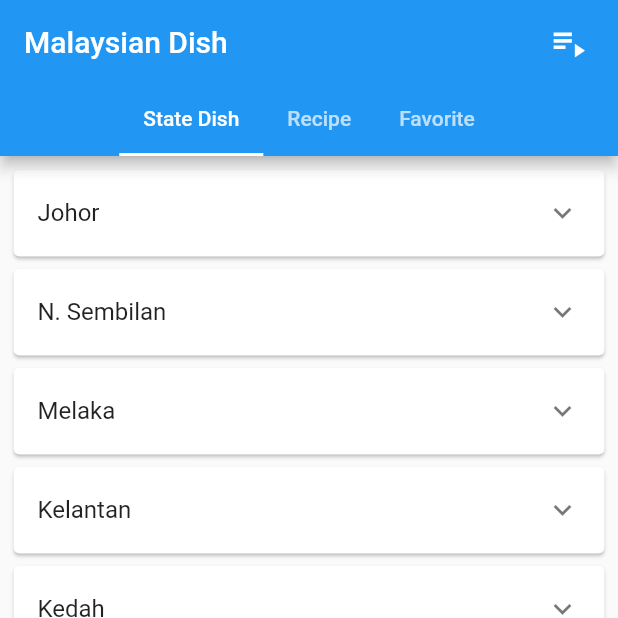
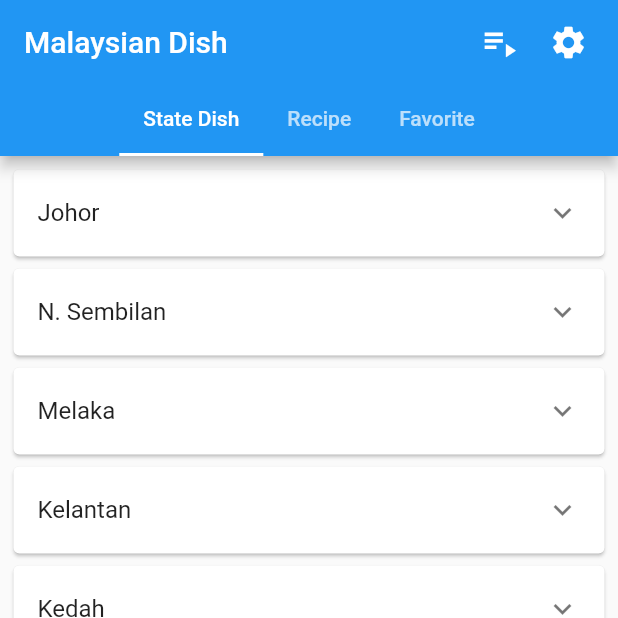
Before and after one commit to quezera97/malaysia_dish, a Flutter app: the screen it shows after launch, on a phone screen of 412 x 824 dp, the top half of it. Run offline on Flutter 3.47's test engine with Material 2 defaults, Android fonts, the light colour scheme and no system bars; our stand-ins replace anim_search_bar, flutter_widget_from_html_core, share, shared_preferences, youtube_player_flutter; missing offline and left inert: day_night_switcher.

Commit message:
setting + theme provider

```diff
--- a/lib/main.dart
+++ b/lib/main.dart
@@ -1,24 +1,27 @@
 import 'package:flutter/material.dart';
-
+import 'package:provider/provider.dart';
 import 'ui/dashboard.dart';
+import 'widget/theme_provider.dart';
 
 void main() {
   WidgetsFlutterBinding.ensureInitialized();
-
-  runApp(const MyApp());
+  runApp(
+    ChangeNotifierProvider(
+      create: (context) => ThemeProvider(),
+      child: const MyApp(),
+    ),
+  );
 }
 
 class MyApp extends StatelessWidget {
-  const MyApp({super.key});
+  const MyApp({Key? key}) : super(key: key);
 
   @override
   Widget build(BuildContext context) {
     return MaterialApp(
-      title: 'Malaysiaan Dish',
+      title: 'Malaysian Dish',
       debugShowCheckedModeBanner: false,
-      theme: ThemeData(
-        primarySwatch: Colors.blue,
-      ),
+      theme: Provider.of<ThemeProvider>(context).currentTheme,
       home: const Dashboard(),
     );
   }
--- a/lib/ui/dashboard.dart
+++ b/lib/ui/dashboard.dart
@@ -1,4 +1,5 @@
 import 'package:flutter/material.dart';
+import 'package:malaysia_recipe/setting/settings.dart';
 import 'favorite/favorite_play_list.dart';
 import 'player/player.dart';
 import 'popular_dish/popular_dish_list.dart';
@@ -37,6 +38,22 @@ class _DashboardState extends State<Dashboard> {
                 ),
               )
             ),
+            Padding(
+              padding: const EdgeInsets.only(right: 20.0),
+              child: GestureDetector(
+                onTap: () {
+                  Navigator.of(context).push(
+                    MaterialPageRoute(
+                      builder: (context) => const Settings(),
+                    ),
+                  );
+                },
+                child: const Icon(
+                  Icons.settings,
+                  size: 26.0,
+                ),
+              )
+            ),
           ],
           bottom: const TabBar(
             isScrollable: true,
--- /dev/null
+++ b/lib/widget/theme_provider.dart
@@ -0,0 +1,22 @@
+import 'package:flutter/material.dart';
+
+class ThemeProvider with ChangeNotifier {
+  bool _isDarkModeEnabled = false;
+
+  ThemeData get currentTheme => _isDarkModeEnabled ? darkTheme : lightTheme;
+
+  bool get isDarkModeEnabled => _isDarkModeEnabled;
+
+  void toggleTheme() {
+    _isDarkModeEnabled = !_isDarkModeEnabled;
+    notifyListeners();
+  }
+}
+
+final lightTheme = ThemeData(
+  brightness: Brightness.light,
+);
+
+final darkTheme = ThemeData(
+  brightness: Brightness.dark,
+);
--- a/pubspec.yaml
+++ b/pubspec.yaml
@@ -41,6 +41,8 @@ dependencies:
   shared_preferences: ^2.2.1
   share: ^2.0.4
   http: ^0.13.6
+  provider: ^6.0.5
+  day_night_switcher: ^0.2.0+1
 
 dev_dependencies:
   flutter_test:
```
Also changed, not shown: lib/setting/joinTextAboutUs.dart (added, +23 -0 lines), lib/setting/joinTextPolicy.dart (added, +22 -0 lines), lib/setting/settings.dart (added, +125 -0 lines), lib/widget/alertPopUp.dart (added, +24 -0 lines), pubspec.lock.
